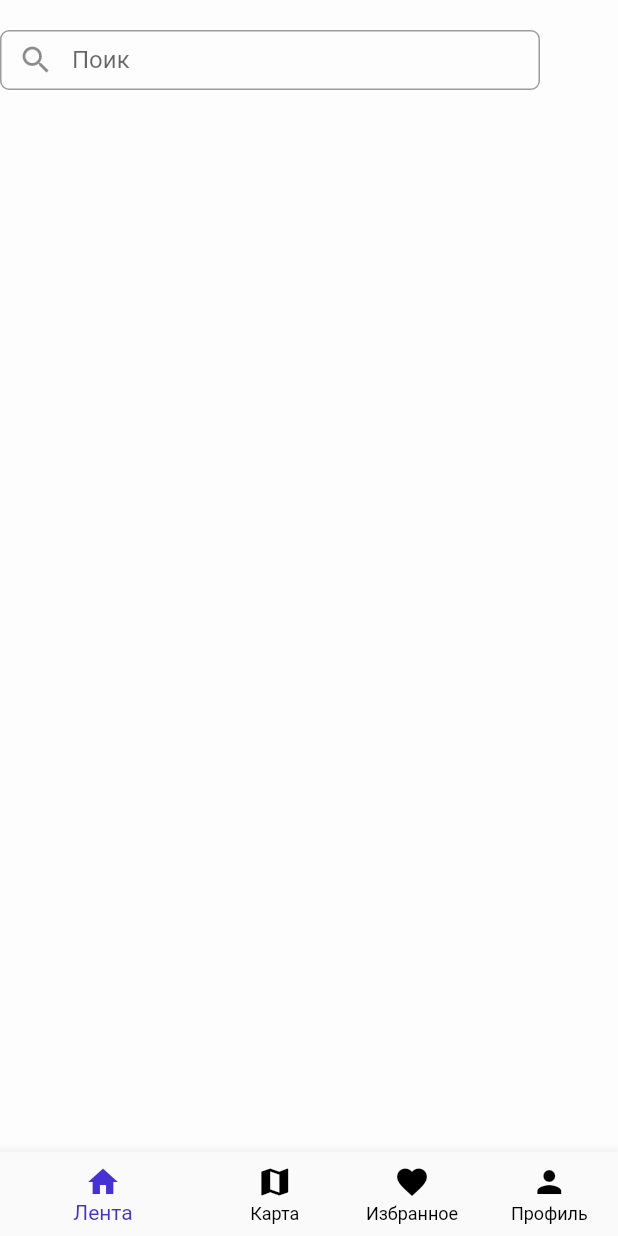
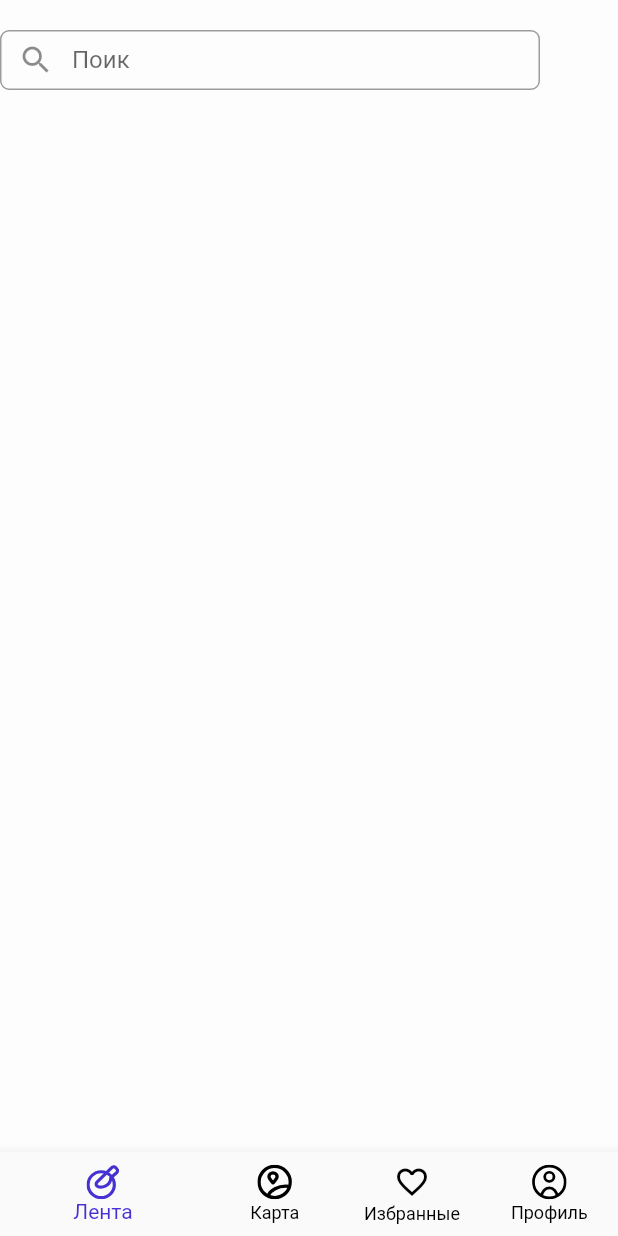
Before and after one commit to denihero/test-task, a Flutter app: the HomeScreen screen opened by its route, on a phone screen of 412 x 824 dp. Run offline on Flutter 3.47's test engine with Material 2 defaults, Android fonts, the phone set to English and light mode, and no system bars; our stand-ins replace bloc, equatable, flutter_bloc, flutter_svg, fluttertoast, google_maps_flutter and 2 more.

Commit message:
change icon

```diff
--- a/lib/src/screens/home_screen/home_screen.dart
+++ b/lib/src/screens/home_screen/home_screen.dart
@@ -1,4 +1,5 @@
 import 'package:flutter/material.dart';
+import 'package:flutter_svg/flutter_svg.dart';
 import 'package:test_task/src/screens/home_screen/page/favourite_page.dart';
 import 'package:test_task/src/screens/home_screen/page/home_page.dart';
 import 'package:test_task/src/screens/home_screen/page/map_page.dart';
@@ -42,21 +43,21 @@ class _HomeScreenState extends State<HomeScreen> {
             showUnselectedLabels: true,
             currentIndex: _selectedIndex,
             onTap: _onItemTapped,
-            items: const [
+            items: [
               BottomNavigationBarItem(
-                  icon: Icon(Icons.home),
+                  icon: SvgPicture.asset('assets/icons/lenta.svg',height: 23,width: 23,color:_selectedIndex == 0 ?const Color.fromRGBO(70,49,210,1):Colors.black),
                   label: 'Лента',
               ),
               BottomNavigationBarItem(
-                  icon: Icon(Icons.map),
+                  icon: SvgPicture.asset('assets/icons/map.svg',height: 23,width: 23,color:_selectedIndex == 1 ?const Color.fromRGBO(70,49,210,1):Colors.black),
                   label: 'Карта'
               ),
-              BottomNavigationBarItem(
-                  icon: Icon(Icons.favorite),
-                  label: 'Избранное'
+              const BottomNavigationBarItem(
+                  icon: Icon(Icons.favorite_outline),
+                  label: 'Избранные'
               ),
               BottomNavigationBarItem(
-                  icon: Icon(Icons.person),
+                  icon: SvgPicture.asset('assets/icons/profile.svg',height: 23,width: 23,color:_selectedIndex == 3 ?const Color.fromRGBO(70,49,210,1):Colors.black),
                   label: 'Профиль'
               ),
             ]
```
Also changed, not shown: assets/icons/lenta.svg (added), assets/icons/map.svg (added).
